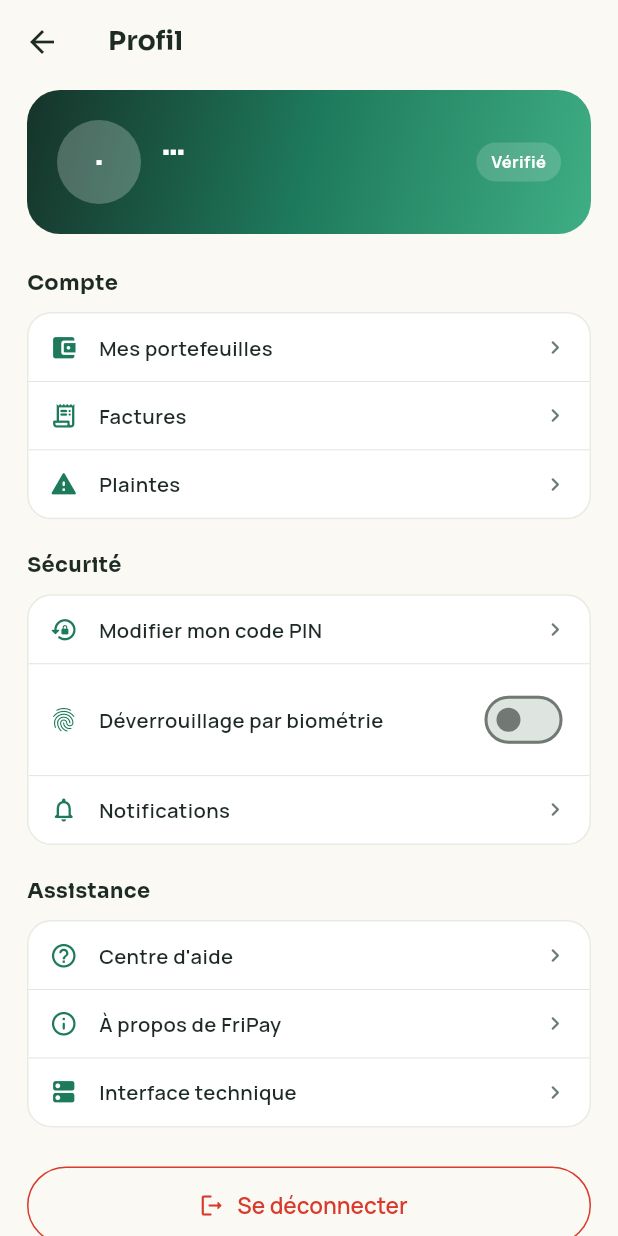
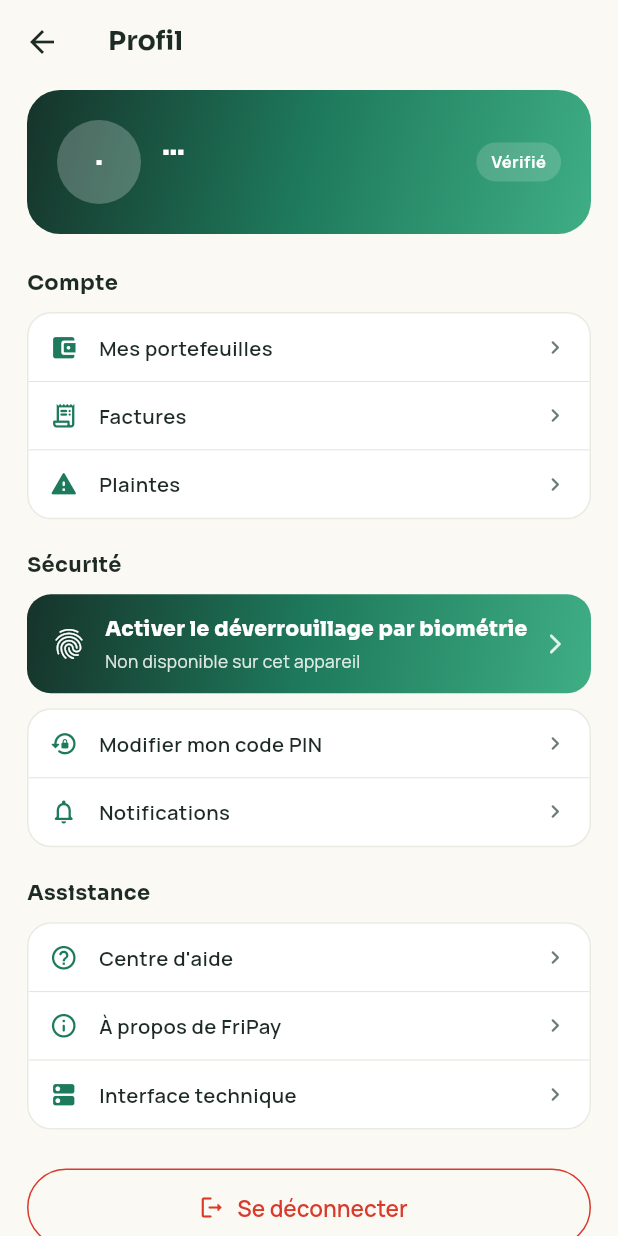
Before and after one commit to Pinellkn/FriPay, a Flutter app: the ProfileScreen screen opened directly, on a phone screen of 412 x 824 dp. Run offline on Flutter 3.47's test engine with Material 3 defaults, Android fonts, the phone set to English and light mode, and no system bars; our stand-ins replace flutter_contacts, flutter_local_notifications, google_fonts, image_picker, local_auth, qr_flutter and 2 more; missing offline and left inert: gal, mobile_scanner; accounts and stored records are empty; network calls fail.

Commit message:
Bouton d'activation biométrie bien visible + upload QR rapide et robuste + IP LAN physique
- Profil > Sécurité : bouton proéminent « Activer le déverrouillage par biométrie »
  (état activé = carte verte avec coche) pour rendre le Face ID/empreinte facile à trouver
- QrImageDecoder réécrit : pipeline en paliers (natif direct → réduction Skia native →
  recompositions Dart en dernier recours sur l'image réduite), encodage JPEG, aucune
  exception qui remonte (fini le message générique « Impossible de lire cette image »)
- api_config : kLanHost = IP LAN réelle du PC (192.168.0.8) pour tester sur téléphone
  physique sans câble USB ; guide complet dans README section 5

🤖 Generated with Codebuff
Co-Authored-By: Codebuff <noreply@codebuff.com>

```diff
--- a/mobile-app/lib/screens/profile/profile_screen.dart
+++ b/mobile-app/lib/screens/profile/profile_screen.dart
@@ -280,21 +280,80 @@ class _ProfileScreenState extends State<ProfileScreen> {
             const SizedBox(height: 20),
             Text('Sécurité', style: GoogleFonts.sora(fontSize: 14, fontWeight: FontWeight.w700)),
             const SizedBox(height: 10),
+            // Bouton BIEN VISIBLE pour activer/désactiver le déverrouillage
+            // biométrique (Face ID / empreinte) — mis en avant en dehors du
+            // groupe de menu pour qu'il soit impossible à rater.
+            Container(
+              decoration: BoxDecoration(
+                gradient: _biometricEnabled ? null : AppColors.gradientEmerald,
+                color: _biometricEnabled ? AppColors.card : null,
+                borderRadius: BorderRadius.circular(16),
+                border: _biometricEnabled
+                    ? Border.all(color: AppColors.primary.withValues(alpha: 0.55), width: 1.2)
+                    : null,
+              ),
+              child: InkWell(
+                borderRadius: BorderRadius.circular(16),
+                onTap: () => _toggleBiometric(!_biometricEnabled),
+                child: Padding(
+                  padding: const EdgeInsets.symmetric(horizontal: 16, vertical: 14),
+                  child: Row(
+                    children: [
+                      Icon(
+                        _biometricIcon,
+                        size: 24,
+                        color: _biometricEnabled ? AppColors.primary : Colors.white,
+                      ),
+                      const SizedBox(width: 12),
+                      Expanded(
+                        child: Column(
+                          crossAxisAlignment: CrossAxisAlignment.start,
+                          children: [
+                            Text(
+                              _biometricEnabled
+                                  ? 'Déverrouillage par $_biometricName activé'
+                                  : 'Activer le déverrouillage par $_biometricName',
+                              style: GoogleFonts.sora(
+                                fontSize: 13.5,
+                                fontWeight: FontWeight.w800,
+                                color: _biometricEnabled ? AppColors.foreground : Colors.white,
+                              ),
+                            ),
+                            const SizedBox(height: 3),
+                            Text(
+                              !_biometricSupported
+                                  ? 'Non disponible sur cet appareil'
+                                  : _biometricEnabled
+                                      ? 'Appuyez pour désactiver'
+                                      : 'Déverrouillez FriPay avec votre visage ou votre empreinte',
+                              style: TextStyle(
+                                fontSize: 11.5,
+                                color: _biometricEnabled
+                                    ? AppColors.mutedForeground
+                                    : Colors.white.withValues(alpha: 0.85),
+                              ),
+                            ),
+                          ],
+                        ),
+                      ),
+                      Icon(
+                        _biometricEnabled
+                            ? Icons.check_circle_rounded
+                            : Icons.arrow_forward_ios_rounded,
+                        size: _biometricEnabled ? 22 : 16,
+                        color: _biometricEnabled ? AppColors.primary : Colors.white.withValues(alpha: 0.85),
+                      ),
+                    ],
+                  ),
+                ),
+              ),
+            ),
+            const SizedBox(height: 10),
             _MenuGroup(items: [
               _MenuItem(
                 icon: Icons.lock_reset_rounded,
                 label: 'Modifier mon code PIN',
                 onTap: () => _push(context, const ChangePinScreen()),
-              ),
-              _MenuItem(
-                icon: _biometricIcon,
-                label: 'Déverrouillage par $_biometricName',
-                trailing: Switch.adaptive(
-                  value: _biometricEnabled,
-                  activeThumbColor: AppColors.primary,
-                  onChanged: _toggleBiometric,
-                ),
-                onTap: () => _toggleBiometric(!_biometricEnabled),
               ),
               _MenuItem(
                 icon: Icons.notifications_none_rounded,
@@ -347,8 +406,7 @@ class _MenuItem {
   final IconData icon;
   final String label;
   final VoidCallback onTap;
-  final Widget? trailing;
-  _MenuItem({required this.icon, required this.label, required this.onTap, this.trailing});
+  _MenuItem({required this.icon, required this.label, required this.onTap});
 }
 
 class _MenuGroup extends StatelessWidget {
@@ -384,7 +442,7 @@ class _MenuGroup extends StatelessWidget {
                   Icon(item.icon, size: 19, color: AppColors.primary),
                   const SizedBox(width: 14),
                   Expanded(child: Text(item.label, style: const TextStyle(fontSize: 13.5, fontWeight: FontWeight.w600))),
-                  item.trailing ?? const Icon(Icons.chevron_right_rounded, size: 18, color: AppColors.mutedForeground),
+                  const Icon(Icons.chevron_right_rounded, size: 18, color: AppColors.mutedForeground),
                 ],
               ),
             ),
--- a/mobile-app/lib/services/api_config.dart
+++ b/mobile-app/lib/services/api_config.dart
@@ -22,7 +22,10 @@ class ApiConfig {
 
   /// IP locale (Wi-Fi) de la machine qui héberge le backend FriPay.
   /// Vérifier avec `ipconfig` si l'adresse change (ex. reconnexion Wi-Fi).
-  static const String kLanHost = '127.0.0.1';
+  /// Sur un réseau Wi-Fi domestique l'IP change rarement (bail DHCP long)
+  /// mais si l'app affiche « erreur réseau » sur le téléphone, revérifier
+  /// avec `ipconfig` et mettre à jour cette valeur, puis recompiler l'APK.
+  static const String kLanHost = '192.168.0.8';
 
   static String get _host {
     if (Platform.isAndroid) {
```
Also changed, not shown: mobile-app/lib/screens/scan/qr_scan_screen.dart (+5 -2 lines), mobile-app/lib/services/qr_image_decoder.dart (+131 -62 lines), 2 other files.
